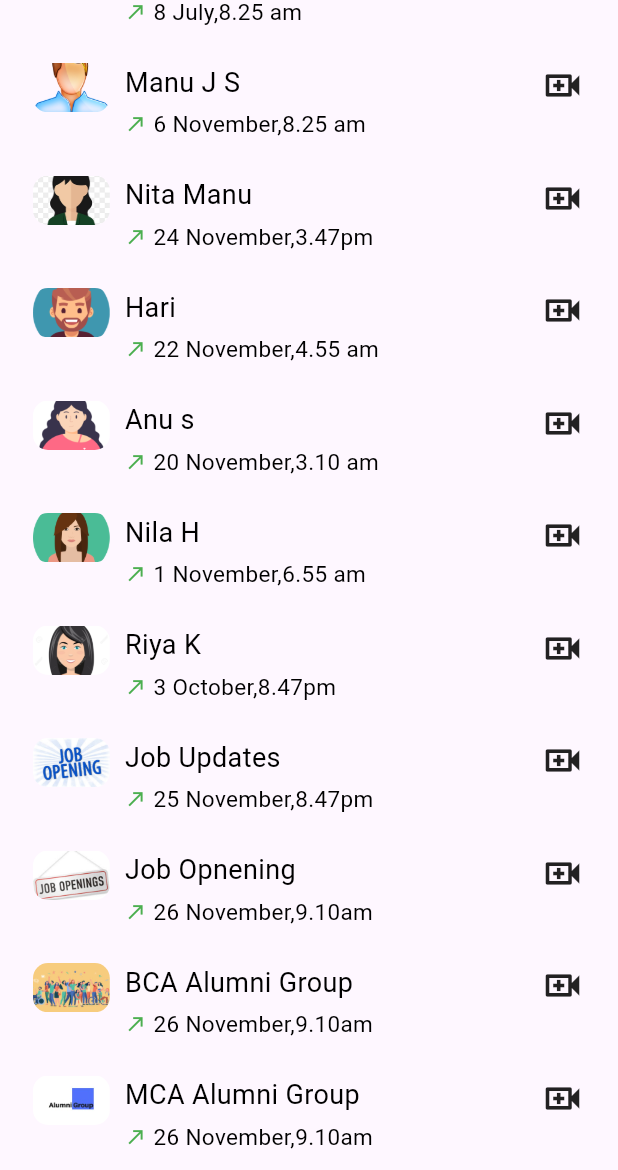
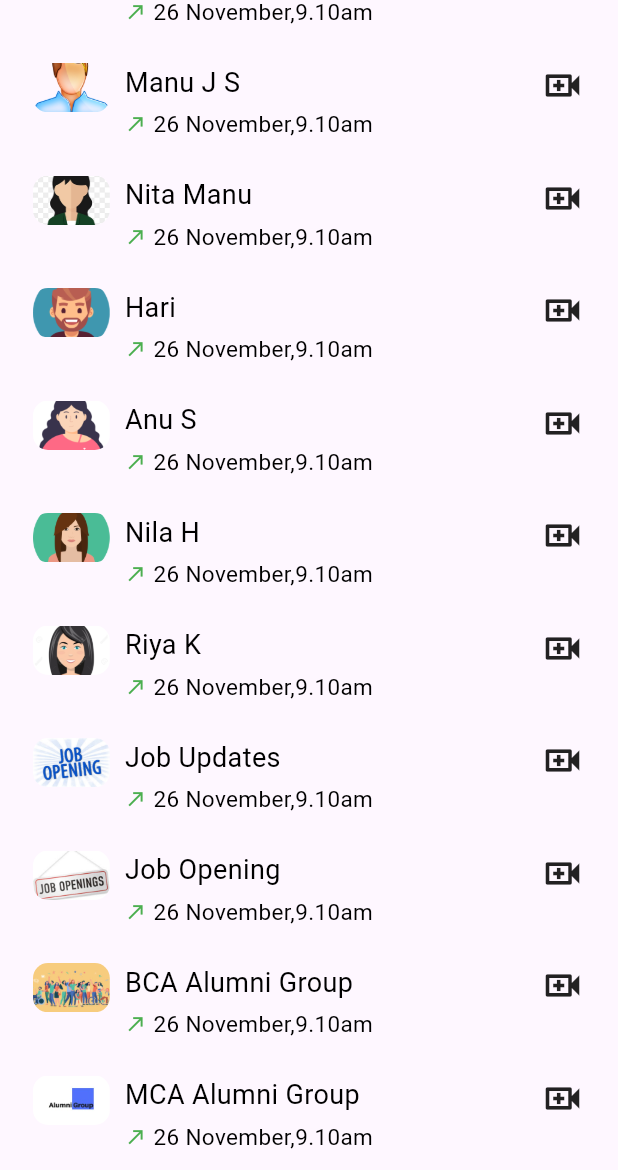
Before and after one commit to ardrajiji/WhatsApp_design, a Flutter app: the Home screen opened directly, scrolled down 226 dp, on a phone screen of 412 x 824 dp, the part 66-1236 px from its top. Run offline on Flutter 3.47's test engine with Material 3 defaults, Android fonts, the phone set to English and light mode, and no system bars.

```diff
--- a/lib/main.dart
+++ b/lib/main.dart
@@ -1,6 +1,7 @@
 import 'package:flutter/material.dart';
 import 'package:whatsapp/views/callhome.dart';
 import 'package:whatsapp/views/chathome.dart';
+import 'package:whatsapp/views/home.dart';
 import 'package:whatsapp/views/updatehome.dart';
 import 'package:whatsapp/widget/calls.dart';
 import 'package:whatsapp/widget/chat.dart';
@@ -36,7 +37,7 @@ class MyApp extends StatelessWidget {
         colorScheme: ColorScheme.fromSeed(seedColor: Colors.deepPurple),
         useMaterial3: true,
       ),
-      home:  UpdateHome(),
+      home:  const HomePage(),
     );
   }
 }
--- a/lib/views/callhome.dart
+++ b/lib/views/callhome.dart
@@ -2,124 +2,136 @@ import 'package:flutter/material.dart';
 import 'package:whatsapp/widget/calls.dart';
 
 class Home extends StatelessWidget {
-  final List<Map<String, dynamic>> details = [
+  final List<Map<String, dynamic>> details =
+  [
   {
     "name": "Liya S",
     "image": "assets/users/user1.jpg",
     "calldetails": "23 November,8.47pm",
-      "content" : "Photo",
-      "time" : "9.00 pm",
-
+    "content": "Photo",
+    "time": "9.00 pm",
+    "messagecount": "2",
+    "call": "1"
   },
   {
     "name": "Renu S",
     "image": "assets/users/user2.png",
-      "calldetails": "7 November,9.30 am",
-      "content" : "Photo",
-      "time" : "4.00 pm",
-
+    "calldetails": "26 November,9.10am",
+    "content": "Photo",
+    "time": "9.00 pm",
+    "messagecount": "3",
+    "call": "0"
   },
-
   {
     "name": "Renu S",
     "image": "assets/users/user3.webp",
-      "calldetails": "8 June,10.00 am",
-      "content" : "Video call",
-      "time" : "3.00 pm",
-
+    "calldetails": "26 November,9.10am",
+    "content": "Video call",
+    "time": "9.00 pm",
+    "messagecount": "1",
+    "call": "1"
   },
   {
     "name": "Remya Sethu",
     "image": "assets/users/user4.png",
-      "calldetails": "8 July,8.25 am",
-      "content" : "Video call",
-      "time" : "3.00 pm",
-
+    "calldetails": "26 November,9.10am",
+    "content": "Video call",
+    "time": "9.00 pm",
+    "messagecount": "0",
+    "call": "1"
   },
   {
     "name": "Manu J S",
     "image": "assets/users/user5.png",
-      "calldetails": "6 November,8.25 am",
-      "content" : "Can we reschedule our meeting?",
-      "time" : "8.00 pm",
-
+    "calldetails": "26 November,9.10am",
+    "content": "Can we reschedule our meeting?",
+    "time": "9.00 pm",
+    "messagecount": "4",
+    "call": "0"
   },
   {
     "name": "Nita Manu",
     "image": "assets/users/user6.jpg",
-      "calldetails": "24 November,3.47pm",
-      "content" : "Video call",
-      "time" : "9.00 pm",
-
+    "calldetails": "26 November,9.10am",
+    "content": "Video call",
+    "time": "9.00 pm",
+    "messagecount": "1",
+    "call": "1"
   },
   {
-      "name": "Hari ",
+    "name": "Hari",
     "image": "assets/users/user7.png",
-      "calldetails": "22 November,4.55 am",
-      "content" : "Photo",
-      "time" : "5.34 pm",
-
+    "calldetails": "26 November,9.10am",
+    "content": "Photo",
+    "time": "9.00 pm",
+    "messagecount": "2",
+    "call": "0"
   },
   {
-      "name": "Anu s ",
+    "name": "Anu S",
     "image": "assets/users/user8.png",
-      "calldetails": "20 November,3.10 am",
-      "content" : "Video call missed",
-      "time" : "5.34 pm",
-
+    "calldetails": "26 November,9.10am",
+    "content": "Video call missed",
+    "time": "9.00 pm",
+    "messagecount": "5",
+    "call": "0"
   },
   {
-      "name": "Nila H ",
+    "name": "Nila H",
     "image": "assets/users/user9.png",
-      "calldetails": "1 November,6.55 am",
-      "content" : "Congratulations",
-      "time" : "5.34 pm",
-
+    "calldetails": "26 November,9.10am",
+    "content": "Congratulations",
+    "time": "9.00 pm",
+    "messagecount": "0",
+    "call": "0"
   },
-
   {
     "name": "Riya K",
     "image": "assets/users/user10.jpg",
-      "calldetails": "3 October,8.47pm",
-      "content" : "Happy Birthday",
-      "time" : "9.00 pm",
-
+    "calldetails": "26 November,9.10am",
+    "content": "Happy Birthday",
+    "time": "9.00 pm",
+    "messagecount": "3",
+    "call": "0"
   },
   {
     "name": "Job Updates",
     "image": "assets/alumni/job1.jpg",
-      "calldetails": "25 November,8.47pm",
-      "content" : "Hey, did you check the documents I sent?",
-      "time" : "6.00 pm",
-
+    "calldetails": "26 November,9.10am",
+    "content": "Hey, did you check the documents I sent?",
+    "time": "9.00 pm",
+    "messagecount": "6",
+    "call": "0"
   },
-
   {
-      "name": "Job Opnening",
+    "name": "Job Opening",
     "image": "assets/alumni/job2.jpg",
     "calldetails": "26 November,9.10am",
-      "content" : "Photo",
-      "time" : "7.00 pm",
-
+    "content": "Photo",
+    "time": "9.00 pm",
+    "messagecount": "1",
+    "call": "0"
   },
   {
     "name": "BCA Alumni Group",
     "image": "assets/alumni/alumniG2.jpg",
     "calldetails": "26 November,9.10am",
-      "content" : "Photo",
-      "time" : "7.00 pm",
-
+    "content": "Photo",
+    "time": "9.00 pm",
+    "messagecount": "2",
+    "call": "0"
   },
   {
     "name": "MCA Alumni Group",
     "image": "assets/alumni/alumniG1.jpg",
     "calldetails": "26 November,9.10am",
-      "content" : "Photo",
-      "time" : "7.00 pm",
+    "content": "Photo",
+    "time": "9.00 pm",
+    "messagecount": "3",
+    "call": "0"
+  }
+];
 
-    },
-
-  ];
  Home({super.key});
 
   @override
```
Also changed, not shown: lib/views/chathome.dart (+32 -0 lines), lib/views/home.dart (added, +345 -0 lines). Lines whose indentation alone changed are shown as unchanged.
